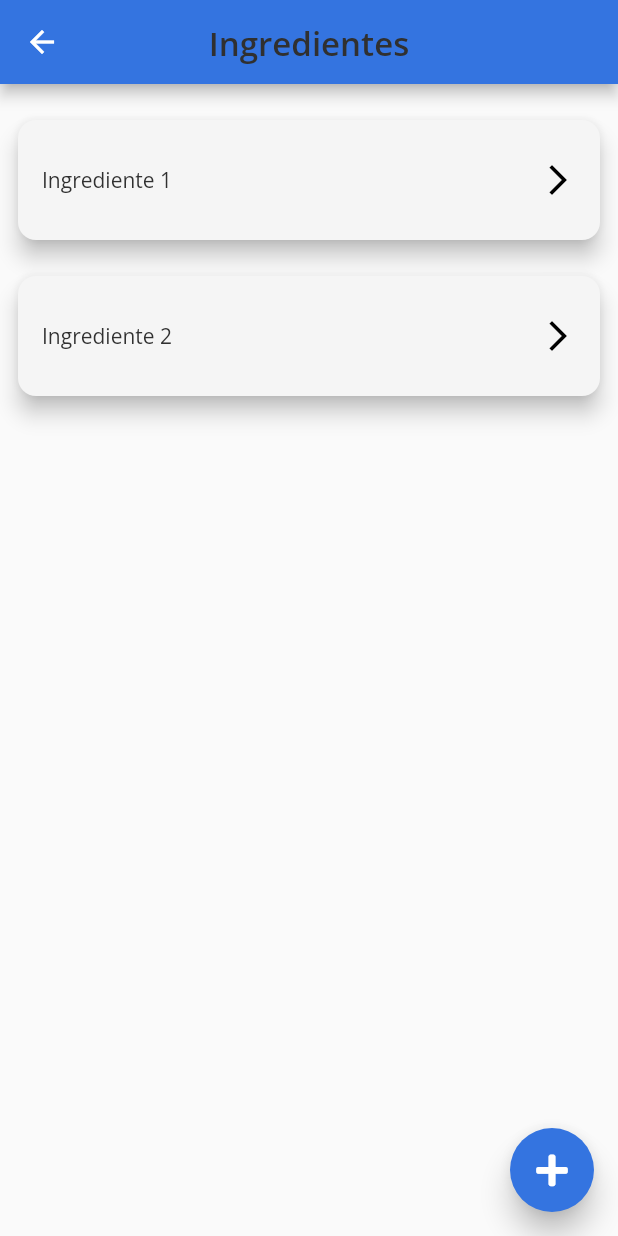
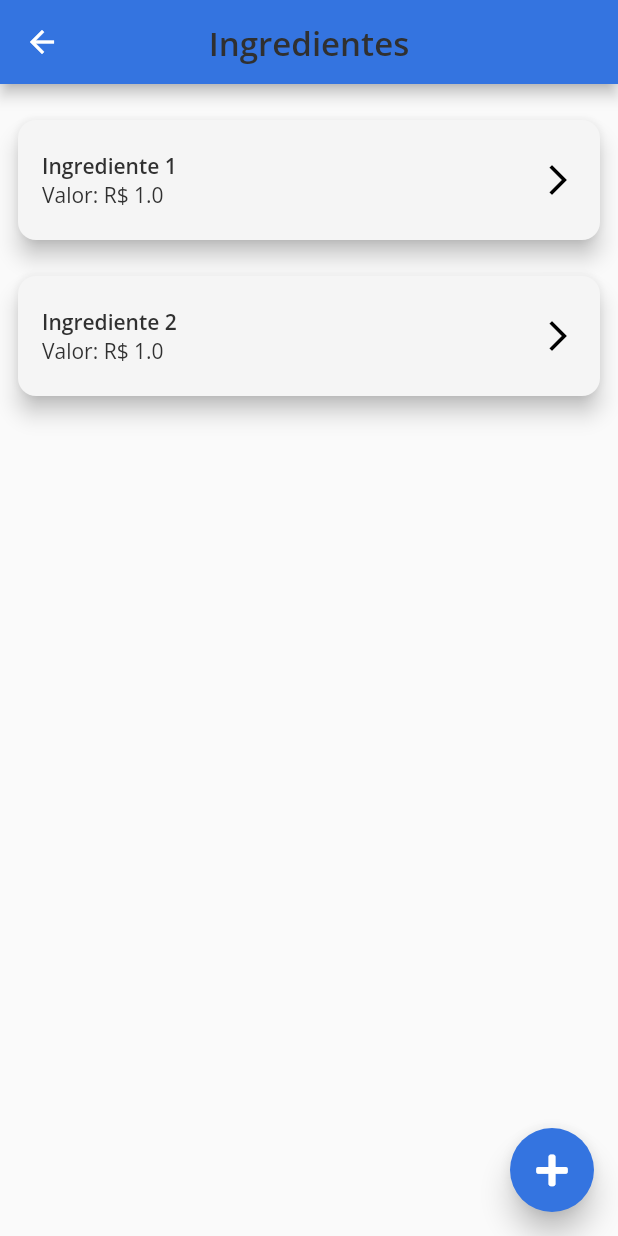
Before and after one commit to mmarlonsodre1/confectionery_storie, a Flutter app: the IngredientsPage screen opened by its route, on a phone screen of 412 x 824 dp. Run offline on Flutter 3.47's test engine with Material 2 defaults, Android fonts, the phone set to English and light mode, and no system bars; our stand-ins replace flutter_modular, flutter_triple, font_awesome_flutter, google_fonts.

Commit message:
Mostrar valor do ingrediente

```diff
--- a/lib/app/components/simple_product_widget.dart
+++ b/lib/app/components/simple_product_widget.dart
@@ -47,9 +47,18 @@ class _SimpleIngredientWidgetState extends State<SimpleIngredientWidget> {
                 Expanded(
                   child: Padding(
                     padding: EdgeInsets.all(16.0),
-                    child: Text(
-                      widget.ingredient?.name ?? '',
-                      style: textBody1,
+                    child: Column(
+                      crossAxisAlignment: CrossAxisAlignment.start,
+                      children: [
+                        Text(
+                          widget.ingredient?.name ?? '',
+                          style: textBody1Bold,
+                        ),
+                        widget.showPrice ? Text(
+                          "Valor: R\$ ${widget.ingredient?.amount ?? 0.0}",
+                          style: textBody1,
+                        ) : Container(),
+                      ],
                     ),
                   ),
                 ),
--- a/lib/app/modules/ingredients/ingredients_page.dart
+++ b/lib/app/modules/ingredients/ingredients_page.dart
@@ -84,6 +84,7 @@ class _IngredientsPageState extends ModularState<IngredientsPage, IngredientsSto
       return items.map((ingredient) =>
           SimpleIngredientWidget(
           ingredient: ingredient,
+          showPrice: true,
           onTap: (item) {
             if (widget.isSelection == true) {
               _showQuantityDialog(ingredient, context);
--- a/lib/app/utils/text_style.dart
+++ b/lib/app/utils/text_style.dart
@@ -18,3 +18,9 @@ TextStyle textBody1 = GoogleFonts.openSans(
     color: Color(0xFF303030),
     fontWeight: FontWeight.normal
 );
+
+TextStyle textBody1Bold = GoogleFonts.openSans(
+    fontSize: 14,
+    color: Color(0xFF303030),
+    fontWeight: FontWeight.w600
+);
```
